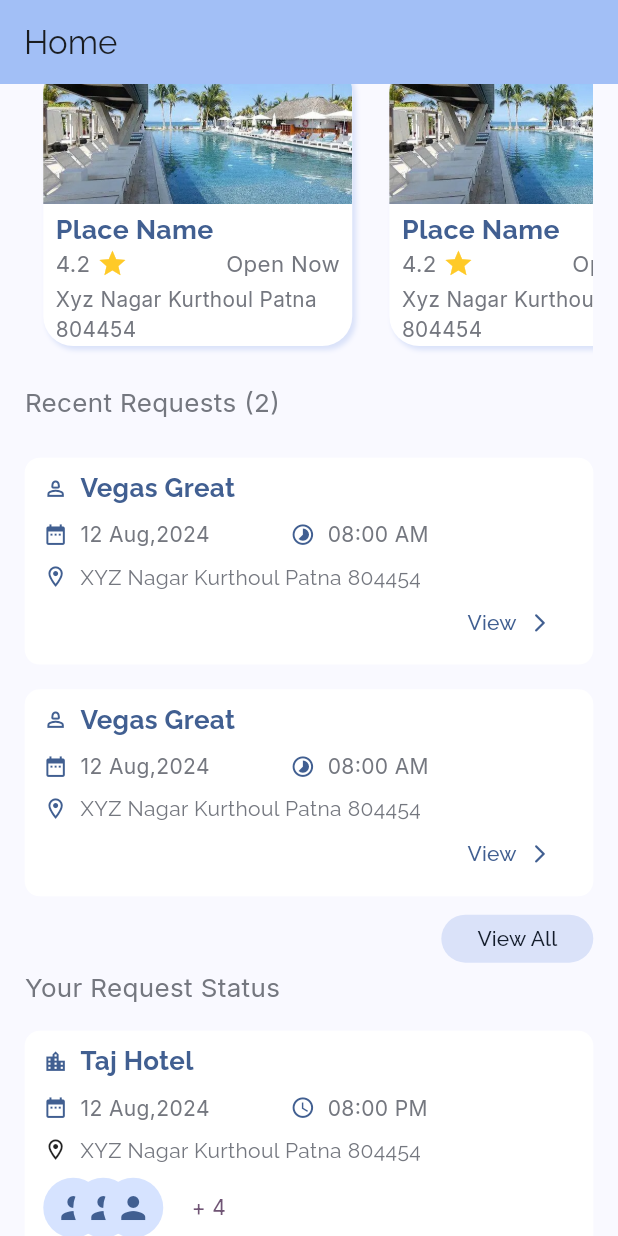
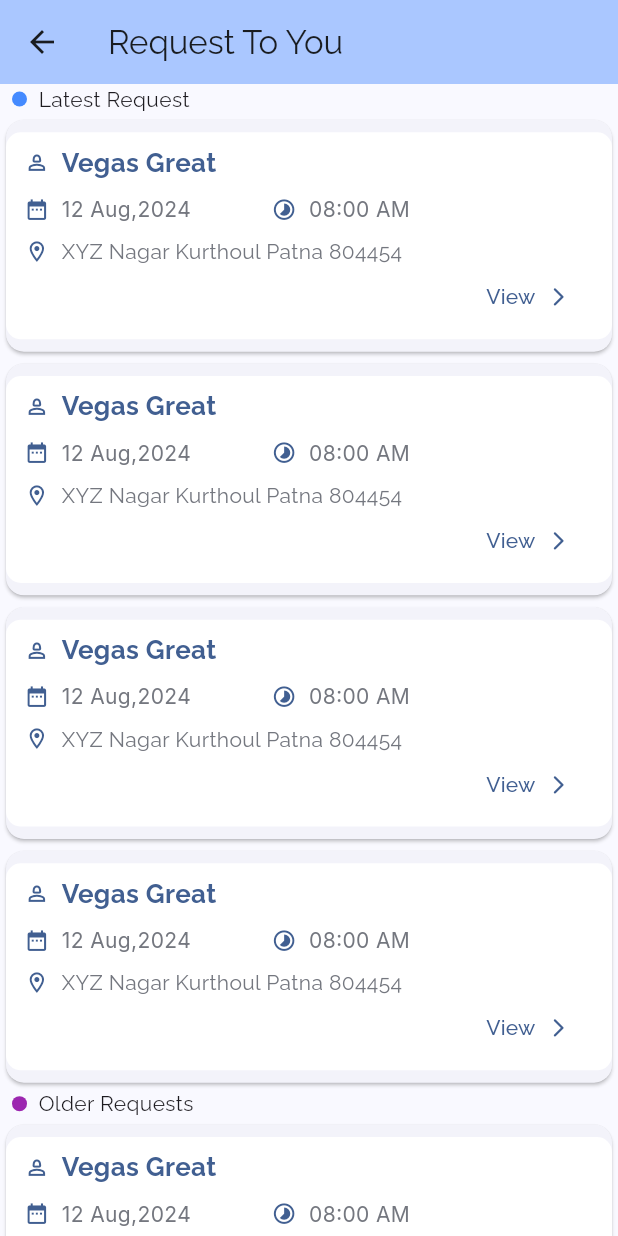
Before and after one commit to chiggosVikash/2gather, a Flutter app: the HomepageS screen opened by its route, scrolled down 576 dp, after a tap on "View All", on a phone screen of 412 x 824 dp. Run offline on Flutter 3.47's test engine with Material 3 defaults, Android fonts, the phone set to English and light mode, and no system bars; our stand-ins replace connectivity_plus, flutter_riverpod, flutter_svg, go_router, google_fonts.

Commit message:
request list page UI done

```diff
--- a/lib/src/features/home_page/presentation/screens/homepage_s.dart
+++ b/lib/src/features/home_page/presentation/screens/homepage_s.dart
@@ -1,12 +1,10 @@
-import 'package:backmate/src/features/home_page/presentation/widgets/your_request_status.dart';
-
+import '/src/features/home_page/presentation/widgets/your_request_status.dart';
+import '/src/features/request_to_you/presentation/screens/request_to_you.dart';
+import 'package:go_router/go_router.dart';
 import '/src/features/home_page/presentation/widgets/request_info_card.dart';
-
 import '/src/core/utils/size_utils.dart';
 import '/src/features/home_page/presentation/widgets/nearby_places.dart';
-import 'package:backmate/src/features/home_page/presentation/widgets/place_info_card.dart';
-import 'package:backmate/src/features/home_page/presentation/widgets/title_text.dart';
-import 'package:backmate/src/shared/widgets/place_card.dart';
+import '/src/features/home_page/presentation/widgets/title_text.dart';
 import 'package:flutter/material.dart';
 
 class HomepageS extends StatefulWidget {
@@ -20,7 +18,6 @@ class HomepageS extends StatefulWidget {
 }
 
 class _HomepageSState extends State<HomepageS> {
-  final GlobalKey _horizontalListKey = GlobalKey();
   @override
   Widget build(BuildContext context) {
     return Scaffold(
@@ -73,7 +70,9 @@ class _HomepageSState extends State<HomepageS> {
                     child: FilledButton.tonal(
                         style: FilledButton.styleFrom(
                             visualDensity: VisualDensity.compact),
-                        onPressed: () {},
+                        onPressed: () {
+                          context.pushNamed(RequestToYou.routeName);
+                        },
                         child: const Text("View All"))),
                 const YourRequestStatus()
               ],
--- a/lib/src/features/home_page/presentation/widgets/place_info_card.dart
+++ b/lib/src/features/home_page/presentation/widgets/place_info_card.dart
@@ -23,7 +23,6 @@ class PlaceInfoCard extends StatelessWidget {
         height: context.height * .2,
         width: context.width / 2,
         child: LayoutBuilder(builder: (context, constraints) {
-          print("maxWidth: ${constraints.maxWidth}");
           return Column(
             crossAxisAlignment: CrossAxisAlignment.start,
             children: [
--- /dev/null
+++ b/lib/src/features/request_to_you/presentation/screens/request_to_you.dart
@@ -0,0 +1,40 @@
+import '/src/features/request_to_you/presentation/widgets/request_type.dart';
+import 'package:flutter/material.dart';
+import '../../../home_page/presentation/widgets/request_info_card.dart';
+
+class RequestToYou extends StatefulWidget {
+  static const routeAddress = '/request_to_you';
+  static const routeName = 'Request-To-You';
+  const RequestToYou({super.key});
+
+  @override
+  State<RequestToYou> createState() => _RequestToYouState();
+}
+
+class _RequestToYouState extends State<RequestToYou> {
+  @override
+  Widget build(BuildContext context) {
+    return Scaffold(
+        appBar: AppBar(
+          title: const Text('Request To You'),
+        ),
+        body: ListView.builder(itemBuilder: (context, index) {
+          return Column(
+            mainAxisSize: MainAxisSize.min,
+            children: [
+              if (index == 0)
+                const RequestType(
+                  type: "  Latest Request",
+                  color: Colors.blueAccent,
+                ),
+              const Card(child: RequestInfoCard()),
+              if (index == 3)
+                const RequestType(
+                  type: "  Older Requests",
+                  color: Colors.purple,
+                )
+            ],
+          );
+        }));
+  }
+}
--- /dev/null
+++ b/lib/src/features/request_to_you/presentation/widgets/request_type.dart
@@ -0,0 +1,29 @@
+import 'package:flutter/material.dart';
+
+class RequestType extends StatelessWidget {
+  final String _type;
+  final Color _color;
+  const RequestType({super.key, required String type, required Color color})
+      : _color = color,
+        _type = type;
+
+  @override
+  Widget build(BuildContext context) {
+    return Row(
+      children: [
+        Padding(
+          padding: const EdgeInsets.only(left: 8.0),
+          child: Container(
+            width: 10,
+            height: 10,
+            decoration: BoxDecoration(
+              color: _color,
+              borderRadius: BorderRadius.circular(15),
+            ),
+          ),
+        ),
+        Text(_type),
+      ],
+    );
+  }
+}
--- a/lib/src/routes/app_route.dart
+++ b/lib/src/routes/app_route.dart
@@ -1,50 +1,48 @@
-
+import '/src/features/request_to_you/presentation/screens/request_to_you.dart';
 import '../features/forgot_password/presentation/screens/change_password_screen.dart';
 import '/src/features/forgot_password/presentation/screens/otp_screen.dart';
-
 import '/src/features/forgot_password/presentation/screens/forgot_password_s.dart';
 import '/src/features/home_page/presentation/screens/homepage_s.dart';
 import 'package:go_router/go_router.dart';
 import '../features/login/presentation/screens/login_screen.dart';
 import '../features/sign_up/presentation/screens/sign_up_s.dart';
 
-
-final appRouter = GoRouter(
-  initialLocation: LoginScreen.routeAddress,
-  routes: [
-
-  GoRoute(path: HomepageS.routeAddress,
+final appRouter = GoRouter(initialLocation: LoginScreen.routeAddress, routes: [
+  GoRoute(
+    path: HomepageS.routeAddress,
     name: HomepageS.routeName,
     builder: (context, state) => const HomepageS(),
   ),
-
-  GoRoute(path: LoginScreen.routeAddress,
+  GoRoute(
+    path: LoginScreen.routeAddress,
     name: LoginScreen.routeName,
     builder: (context, state) => const LoginScreen(),
   ),
-
-  GoRoute(path: ForgotPasswordS.routeAddress,
+  GoRoute(
+      path: ForgotPasswordS.routeAddress,
       name: ForgotPasswordS.routeName,
       builder: (context, state) => const ForgotPasswordS(),
       routes: [
-      GoRoute(path: OtpScreen.routeAddress,
+        GoRoute(
+            path: OtpScreen.routeAddress,
             name: OtpScreen.routeName,
             builder: (context, state) => const OtpScreen(),
             routes: [
-          GoRoute(path: ChangePasswordScreen.routeAddress,
+              GoRoute(
+                path: ChangePasswordScreen.routeAddress,
                 name: ChangePasswordScreen.routeName,
                 builder: (context, state) => const ChangePasswordScreen(),
               ),
-        ]
-      ),
-    ]
-  ),
-
-  GoRoute(path: SignUpS.routeAddress,
+            ]),
+      ]),
+  GoRoute(
+    path: SignUpS.routeAddress,
     name: SignUpS.routeName,
     builder: (context, state) => const SignUpS(),
   ),
-
-
-
+  GoRoute(
+    path: RequestToYou.routeAddress,
+    name: RequestToYou.routeName,
+    builder: (context, state) => const RequestToYou(),
+  )
 ]);
```
Lines whose indentation alone changed are shown as unchanged.
